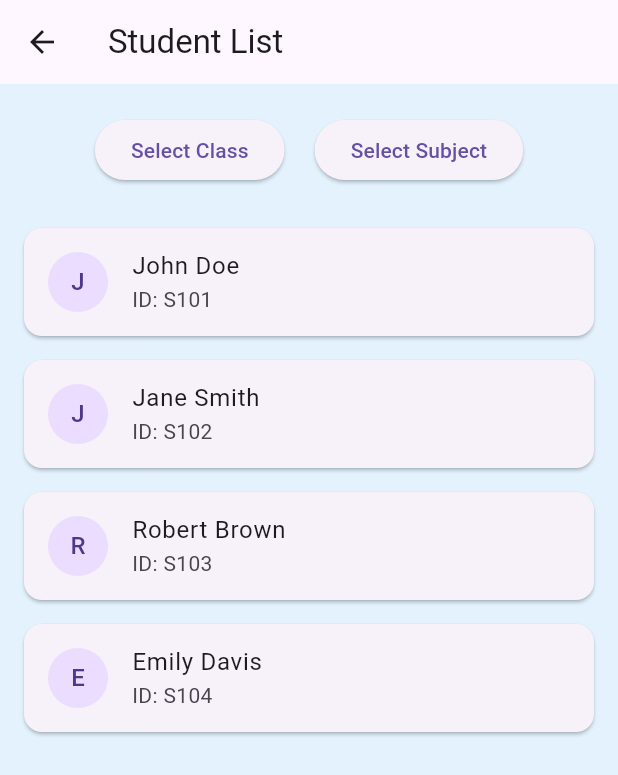
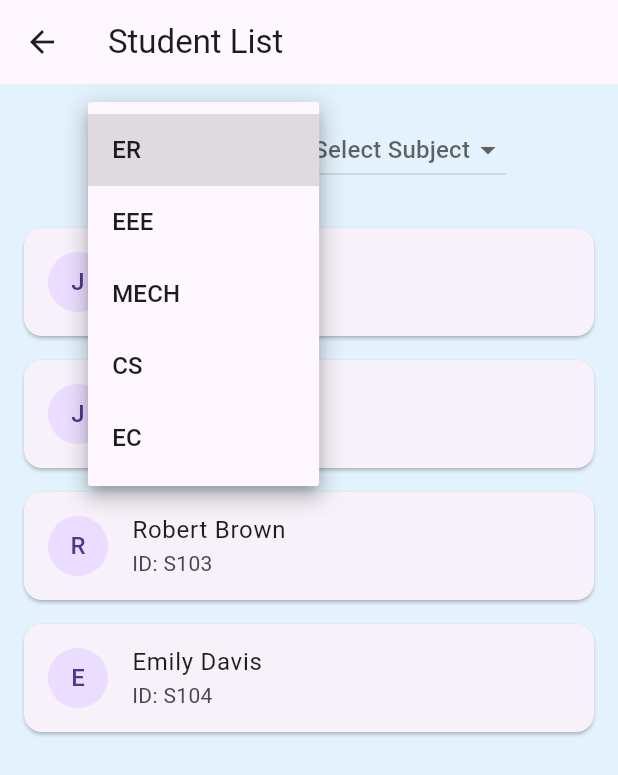
Before and after one commit to ganeshr3120/Smart-attendance-iot-system-with-app, a Flutter app: the FacultyStudentListScreen screen opened directly, after a tap on "Select Class", on a phone screen of 412 x 824 dp. Shown: the top 775 px of the screen. Run offline on Flutter 3.47's test engine with Material 3 defaults, Android fonts, the light colour scheme and no system bars; our stand-ins replace shared_preferences; accounts and stored records are empty.

Commit message:
update student list

```diff
--- a/lib/screens/faculty_studentList.dart
+++ b/lib/screens/faculty_studentList.dart
@@ -1,6 +1,12 @@
 import 'package:flutter/material.dart';
 
-class FacultyStudentListScreen extends StatelessWidget {
+class FacultyStudentListScreen extends StatefulWidget {
+  @override
+  _FacultyStudentListScreenState createState() =>
+      _FacultyStudentListScreenState();
+}
+
+class _FacultyStudentListScreenState extends State<FacultyStudentListScreen> {
   // Sample student data
   final List<Map<String, String>> students = [
     {'name': 'John Doe', 'id': 'S101'},
@@ -8,6 +14,13 @@ class FacultyStudentListScreen extends StatelessWidget {
     {'name': 'Robert Brown', 'id': 'S103'},
     {'name': 'Emily Davis', 'id': 'S104'},
   ];
+
+  // Sample class and subject data
+  final List<String> classes = ['ER', 'EEE', 'MECH', 'CS', 'EC'];
+  final List<String> subjects = ['Math', 'Science', 'History'];
+
+  String? selectedClass;
+  String? selectedSubject;
 
   @override
   Widget build(BuildContext context) {
@@ -19,20 +32,38 @@ class FacultyStudentListScreen extends StatelessWidget {
           Row(
             mainAxisAlignment: MainAxisAlignment.center,
             children: [
-              ElevatedButton(
-                onPressed: () {
-                  // Handle class selection
-                  print("Class Selected");
+              DropdownButton<String>(
+                hint: Text('Select Class'),
+                value: selectedClass,
+                onChanged: (newValue) {
+                  setState(() {
+                    selectedClass = newValue;
+                  });
                 },
-                child: Text('Select Class'),
+                items:
+                    classes.map((String className) {
+                      return DropdownMenuItem<String>(
+                        value: className,
+                        child: Text(className),
+                      );
+                    }).toList(),
               ),
-              SizedBox(width: 20), // Spacing between buttons
-              ElevatedButton(
-                onPressed: () {
-                  // Handle subject selection
-                  print("Subject Selected");
+              SizedBox(width: 20), // Spacing between dropdowns
+              DropdownButton<String>(
+                hint: Text('Select Subject'),
+                value: selectedSubject,
+                onChanged: (newValue) {
+                  setState(() {
+                    selectedSubject = newValue;
+                  });
                 },
-                child: Text('Select Subject'),
+                items:
+                    subjects.map((String subjectName) {
+                      return DropdownMenuItem<String>(
+                        value: subjectName,
+                        child: Text(subjectName),
+                      );
+                    }).toList(),
               ),
             ],
           ),
```
